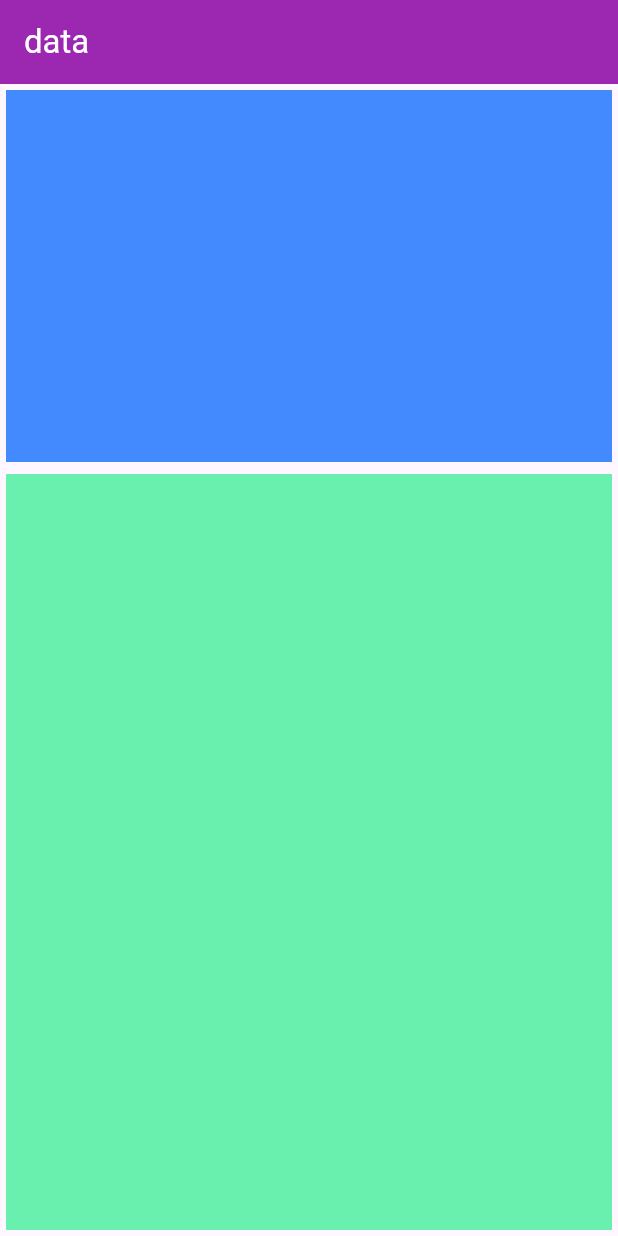
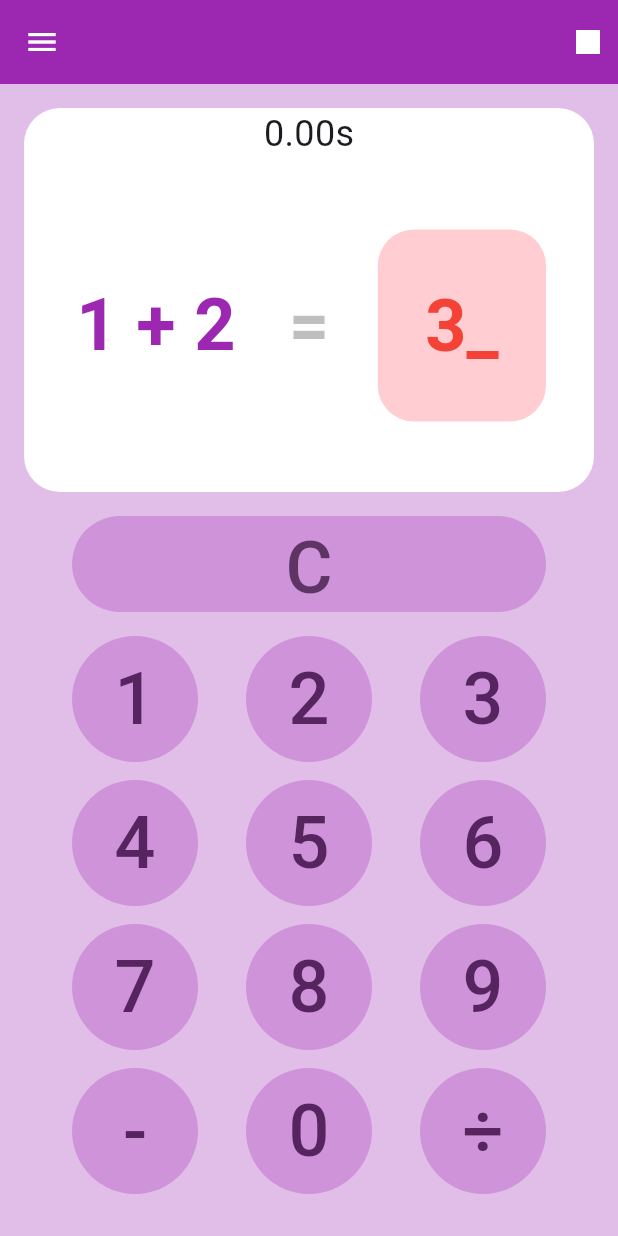
Before and after one commit to DevCef/quikmath, a Flutter app: the screen it shows after launch, on a phone screen of 412 x 824 dp. Run offline on Flutter 3.47's test engine with Material 3 defaults, Android fonts, the phone set to English and light mode, and no system bars.

Commit message:
Added all of the basics of the app UI

```diff
--- a/analysis_options.yaml
+++ b/analysis_options.yaml
@@ -1 +1,4 @@
 include: package:flutter_lints/flutter.yaml
+analyzer:
+  errors:
+    avoid_print: ignore
--- a/lib/main.dart
+++ b/lib/main.dart
@@ -1,5 +1,7 @@
 import 'package:flutter/material.dart';
-import 'package:quikmath/pages/home.dart';
+import 'package:quikmath/widgets/pages/about.dart';
+import 'package:quikmath/widgets/pages/home.dart';
+import 'package:quikmath/widgets/pages/preferences.dart';
 
 void main() {
   runApp(const MainApp());
@@ -11,11 +13,12 @@ class MainApp extends StatelessWidget {
   @override
   Widget build(BuildContext context) {
     return MaterialApp(
-
+      debugShowCheckedModeBanner: false,
       initialRoute: '/',
       routes: {
         '/': (context) => HomePage(),
-        //'/second': (context) => const SecondScreen(),
+        '/preferences': (context) => const PreferencesPage(),
+        '/about': (context) => const AboutPage(),
       },
     );
   }
--- a/lib/pages/home.dart
+++ /dev/null
@@ -1,44 +0,0 @@
-// ignore_for_file: prefer_const_constructors
-
-import 'package:flutter/material.dart';
-
-
-
-
-class HomePage extends StatelessWidget {
-  HomePage({super.key});
-
-  @override
-  Widget build(BuildContext context) {
-    return Scaffold(
-      appBar: AppBar(
-        title: Text("data"),
-        foregroundColor: Colors.white,
-        backgroundColor: Colors.purple[500],
-      ),
-      body: Column(
-        verticalDirection: VerticalDirection.down,
-        children: [
-          Expanded(
-            child: Container(
-              margin: EdgeInsets.all(4),
-              decoration: BoxDecoration(
-                color: Colors.blueAccent,
-              ),
-            ),
-          ),
-
-          Expanded(
-            flex: 2,
-            child: Container(
-              margin: EdgeInsets.all(4),
-              decoration: BoxDecoration(
-                color: Colors.greenAccent,
-              ),
-            ),
-          ),
-        ],
-      ),
-    );
-  }
-}
--- /dev/null
+++ b/lib/widgets/inputgrid.dart
@@ -0,0 +1,102 @@
+import 'dart:math';
+import 'package:flutter/material.dart';
+
+class InputGrid extends StatelessWidget {
+  const InputGrid({super.key});
+
+  @override
+  Widget build(BuildContext context) {
+    return Column(children: [
+
+      // - Clear button
+      SizedBox(
+        height: 64,
+        child: Container(
+          margin: const EdgeInsets.fromLTRB(
+            48,
+            0,
+            48,
+            0,
+          ),
+          child: ElevatedButton(
+            style: ElevatedButton.styleFrom(
+              elevation: 0, // Remove shadow
+
+              backgroundColor: Colors.purple[200],
+              foregroundColor: Color.lerp(Colors.purple[300], Colors.black, 0.5),
+            ),
+            onPressed: () => {},
+            child: const Center(
+              child: Text(
+                "C",
+                style: TextStyle(
+                  fontSize: 48,
+                ),
+              ),
+            ),
+          ),
+        ),
+      ),
+
+
+      // - Other buttons
+      Expanded(
+        child: Container(
+          margin: const EdgeInsets.fromLTRB(
+            48,
+            16,
+            48,
+            16,
+          ),
+          child: GridView.builder(
+            physics: const NeverScrollableScrollPhysics(),
+            shrinkWrap: true, // Prevents the GridView from being scrollable
+            gridDelegate: const SliverGridDelegateWithFixedCrossAxisCount(
+              crossAxisCount: 3, // Number of columns in the grid
+              crossAxisSpacing: 32, // Spacing between columns
+              mainAxisSpacing: 12, // Spacing between rows
+            ),
+            itemCount: 12, // Total number of buttons
+            itemBuilder: (context, index) {
+              return ElevatedButton(
+                style: ElevatedButton.styleFrom(
+                  elevation: 0, // Remove shadow
+                  backgroundColor: Colors.purple[200],
+                  foregroundColor:
+                      Color.lerp(Colors.purple[400], Colors.black, 0.5),
+                ),
+                onPressed: () {
+                  // Handle button press
+                  print(index);
+                },
+                child: Text(
+                  _getButtonText(index),
+                  style: const TextStyle(fontSize: 48),
+                ),
+              );
+            },
+          ),
+        ),
+      ),
+    ]);
+  }
+
+  // A function to get the text for each button
+  String _getButtonText(int index) {
+    const buttonLabels = [
+      '1',
+      '2',
+      '3',
+      '4',
+      '5',
+      '6',
+      '7',
+      '8',
+      '9',
+      '-',
+      '0',
+      '÷',
+    ];
+    return buttonLabels[index];
+  }
+}
--- /dev/null
+++ b/lib/widgets/mathscreen.dart
@@ -0,0 +1,168 @@
+import 'dart:async';
+
+import 'package:flutter/material.dart';
+
+class MathScreen extends StatefulWidget {
+  const MathScreen({super.key});
+
+  @override
+  State<MathScreen> createState() => _MathScreenState();
+}
+
+class _MathScreenState extends State<MathScreen> {
+  bool _selected = false;
+
+  Timer? _timer; // Timer instance
+  int _milliseconds = 0; // Elapsed time in milliseconds
+  bool _isRunning = false; // Control timer state
+
+  // Start the timer
+  void _setTimerState(bool shouldRun) {
+    if (_isRunning == shouldRun) return; // Avoid unnecessary updates
+
+    setState(() {
+      _isRunning = shouldRun;
+    });
+
+    if (_isRunning) {
+      // Start or resume the timer
+      _timer = Timer.periodic(Duration(milliseconds: 1), (timer) {
+        setState(() {
+          _milliseconds += 1;
+        });
+      });
+    } else {
+      // Pause the timer
+      _timer?.cancel();
+    }
+  }
+
+  // Reset the timer
+  void _resetTimer() {
+    setState(() {
+      _isRunning = false;
+      _milliseconds = 0;
+    });
+    _timer?.cancel();
+  }
+
+  @override
+  void dispose() {
+    _timer?.cancel(); // Cancel timer when widget is disposed
+    super.dispose();
+  }
+
+  @override
+  Widget build(BuildContext context) {
+    return Container(
+      width: double.infinity,
+      margin: const EdgeInsets.all(16),
+      child: Container(
+          decoration: BoxDecoration(
+            color: Colors.white,
+            borderRadius: BorderRadius.circular(24),
+          ),
+          child: Column(
+            children: [
+              // o) Timer
+              Center(
+                child: Text(
+                  "${(_milliseconds / 100).toStringAsFixed(2)}s",
+                  style: TextStyle(fontSize: 24),
+                ),
+              ),
+              // o) Equation both question & answer
+              Expanded(
+                child: Row(
+                  children: [
+                    // o) Question
+                    Expanded(
+                      flex: 1,
+                      child: Container(
+                        margin: EdgeInsets.all(16),
+                        decoration: BoxDecoration(
+                          //color: Colors.purple[200],
+                          borderRadius: BorderRadius.circular(24),
+                        ),
+                        child: Text(
+                          "1 + 2",
+                          textAlign: TextAlign.center,
+                          style: TextStyle(
+                            color: Colors.purple[500],
+                            fontSize: 48,
+                            fontWeight: FontWeight.bold,
+                          ),
+                        ),
+                      ),
+                    ),
+
+                    Container(
+                      child: Text(
+                        "=",
+                        style: TextStyle(
+                          color: Colors.black.withAlpha(64),
+                          fontSize: 48,
+                          fontWeight: FontWeight.bold,
+                        ),
+                      ),
+                    ),
+
+                    // o) Answer
+                    Expanded(
+                      child: GestureDetector(
+                        onTap: () => setState(() {
+                          _selected = !_selected;
+                          _setTimerState(_selected);
+                        }),
+                        child: AnimatedContainer(
+                          duration: const Duration(milliseconds: 100),
+                          curve: Curves.linear,
+                          height: 128,
+                          margin: const EdgeInsets.all(32),
+                          decoration: BoxDecoration(
+                            borderRadius: BorderRadius.circular(24),
+                            color: _selected ? Colors.white : Colors.red[100],
+                          ),
+                          child: Center(
+                            child: AnimatedDefaultTextStyle(
+                              duration: const Duration(milliseconds: 300),
+                              style: TextStyle(),
+                              child: RichText(
+                                text: TextSpan(
+                                  children: [
+                                    TextSpan(
+                                      text: "3",
+                                      style: TextStyle(
+                                        color: _selected
+                                            ? Colors.black
+                                            : Colors.red,
+                                        fontSize: 48,
+                                        fontWeight: FontWeight.bold,
+                                      ),
+                                    ),
+                                    TextSpan(
+                                      text: "_",
+                                      style: TextStyle(
+                                        color: _selected
+                                            ? Colors.black
+                                            : Colors.red,
+                                        fontSize: 48,
+                                        fontWeight: FontWeight.bold,
+                                      ),
+                                    )
+                                  ],
+                                ),
+                              ),
+                            ),
+                          ),
+                        ),
+                      ),
+                    ),
+                  ],
+                ),
+              )
+            ],
+          )),
+    );
+  }
+}
--- /dev/null
+++ b/lib/widgets/pages/about.dart
@@ -0,0 +1,31 @@
+import 'package:flutter/material.dart';
+
+class AboutPage extends StatelessWidget {
+  const AboutPage({super.key});
+
+  @override
+  Widget build(BuildContext context) {
+    return Scaffold(
+      appBar: AppBar(
+        backgroundColor: Colors.purple,
+        foregroundColor: Colors.white,
+        title: Text("About"),
+      ),
+      body: Column(
+        children: [
+          Center(
+              child: Text(
+            "QuikMath",
+            style: TextStyle(
+              fontSize: 64,
+              fontWeight: FontWeight.bold,
+            ),
+          )),
+          Text(
+            "data",
+          )
+        ],
+      ),
+    );
+  }
+}
--- /dev/null
+++ b/lib/widgets/pages/home.dart
@@ -0,0 +1,111 @@
+// ignore_for_file: prefer_const_constructors
+
+import 'package:flutter/material.dart';
+import 'package:flutter/services.dart';
+import 'package:quikmath/widgets/inputgrid.dart';
+import 'package:quikmath/widgets/mathscreen.dart';
+
+class HomePage extends StatelessWidget {
+  const HomePage({super.key});
+
+  @override
+  Widget build(BuildContext context) {
+    return Scaffold(
+      backgroundColor: Colors.purple[100],
+
+      appBar: AppBar(
+          foregroundColor: Colors.white,
+          backgroundColor: Colors.purple[500],
+          actions: [
+            InkWell(
+              onTap: () {
+                print("Icon tapped!");
+              },
+              borderRadius: BorderRadius.circular(8),
+              child: Container(
+                padding: EdgeInsets.all(4),
+                child: Icon(
+                  Icons.stop,
+                  size: 32,
+                  color: Colors.white,
+                ),
+              ),
+            ),
+          ]),
+
+      drawer: Drawer(
+        child: ListView(
+          padding: EdgeInsets.zero,
+
+          // - Menu header -
+          children: <Widget>[
+            Container(
+              height: 100.0,
+              child: DrawerHeader(
+                padding: EdgeInsets.all(16),
+                decoration: BoxDecoration(
+                  color: Colors.purple[500],
+                ),
+                child: Align(
+                  alignment: Alignment.centerLeft,
+                  child: Text(
+                    'QuikMath',
+                    style: TextStyle(
+                      color: Colors.white,
+                      fontSize: 24,
+                    ),
+                  ),
+                ),
+              ),
+            ),
+
+            // - Menu list -
+
+            // Preferences
+            ListTile(
+              title: Text('Preferences'),
+              leading: Icon(Icons.settings_applications),
+              onTap: () {
+                Navigator.pushNamed(context, "/preferences");
+              },
+            ),
+
+            // Analytics
+            ListTile(
+              enabled: false,
+              leading: Icon(Icons.analytics),
+              title: Text('Analytics (Coming soon)'),
+              onTap: () {
+                // Handle tap
+              },
+            ),
+
+            // About
+            ListTile(
+              title: Text('About'),
+              leading: Icon(Icons.help_center),
+              onTap: () {
+                Navigator.pushNamed(context, "/about");
+              },
+            ),
+          ],
+        ),
+      ),
+
+      // body
+      body: Column(
+        verticalDirection: VerticalDirection.down,
+        children: const [
+          Expanded(
+            flex: 3,
+            child: MathScreen(),
+          ),
+          Expanded(
+            flex: 5,
+            child: InputGrid(),
+          ),
+        ],
+      ),
+    );
+  }
+}
--- /dev/null
+++ b/lib/widgets/pages/preferences.dart
@@ -0,0 +1,17 @@
+import 'package:flutter/material.dart';
+
+class PreferencesPage extends StatelessWidget {
+  const PreferencesPage({super.key});
+
+  @override
+  Widget build(BuildContext context) {
+    return Scaffold(
+      appBar: AppBar(
+          backgroundColor: Colors.purple,
+          foregroundColor: Colors.white,
+          title: Container(
+            child: Text("Preferences"),
+          )),
+    );
+  }
+}
--- a/pubspec.yaml
+++ b/pubspec.yaml
@@ -9,11 +9,10 @@ environment:
 dependencies:
   flutter:
     sdk: flutter
-
 dev_dependencies:
   flutter_test:
     sdk: flutter
-  flutter_lints: ^4.0.0
+  flutter_lints: ^5.0.0
 
 flutter:
   uses-material-design: true
```
Also changed, not shown: pubspec.lock.
